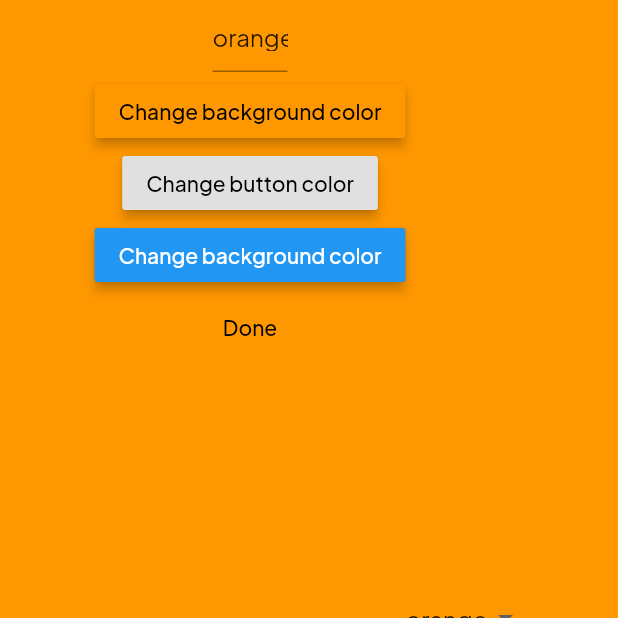
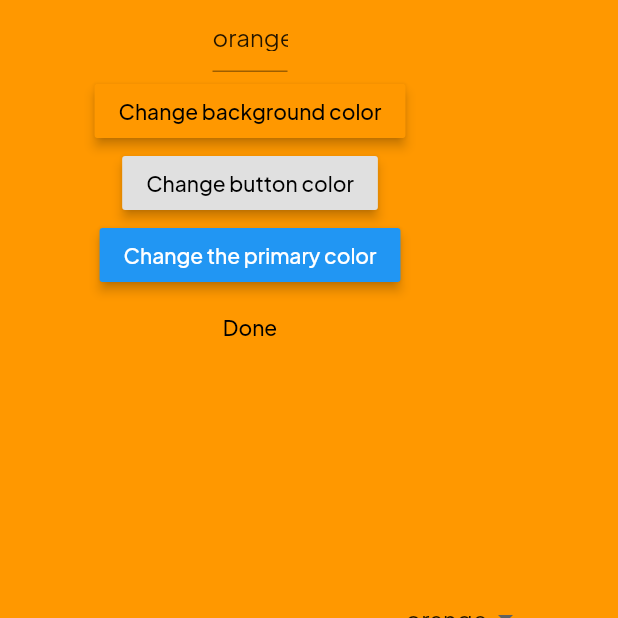
Before and after one commit to Hallis1221/Modlar, a Flutter app: the ThemeCreator screen opened directly, on a phone screen of 412 x 824 dp, the top half of it. Run offline on Flutter 3.47's test engine with Material 2 defaults, Android fonts, the phone set to English and light mode, and no system bars; our stand-ins replace flutter_colorpicker, get_it, logger, rxdart, shared_preferences; accounts and stored records are empty; generated files the repository leaves out were written again.

Commit message:
:100: Use the proper locale variable on primary color switcher button

```diff
--- a/ukeplanr_template/lib/UI/screens/testing/theme/newTheme.dart
+++ b/ukeplanr_template/lib/UI/screens/testing/theme/newTheme.dart
@@ -62,8 +62,8 @@ class ThemeCreator extends StatelessWidget {
                           onChange: (Color color) {
                             customTheme.value.primaryColor.value = color;
                           },
-                          title: AppLocalizations.of(context)!
-                              .changeBackgroundColor,
+                          title:
+                              AppLocalizations.of(context)!.changePrimaryColor,
                         ),
                         MaterialButton(
                           child: Text(
```
